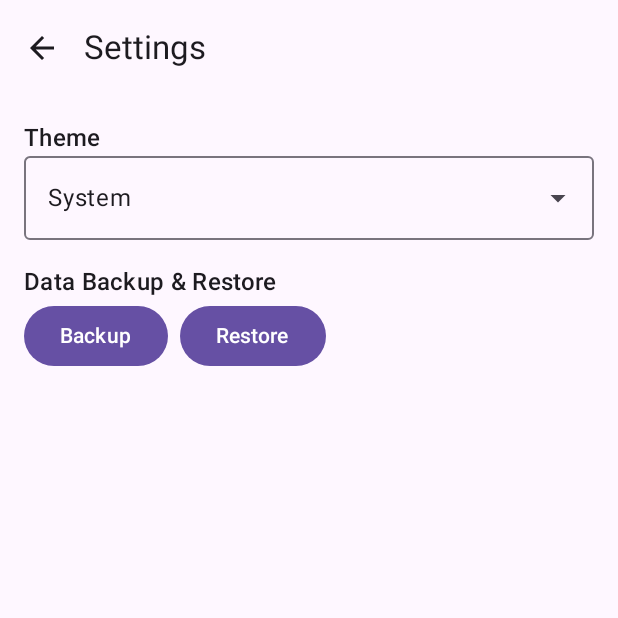
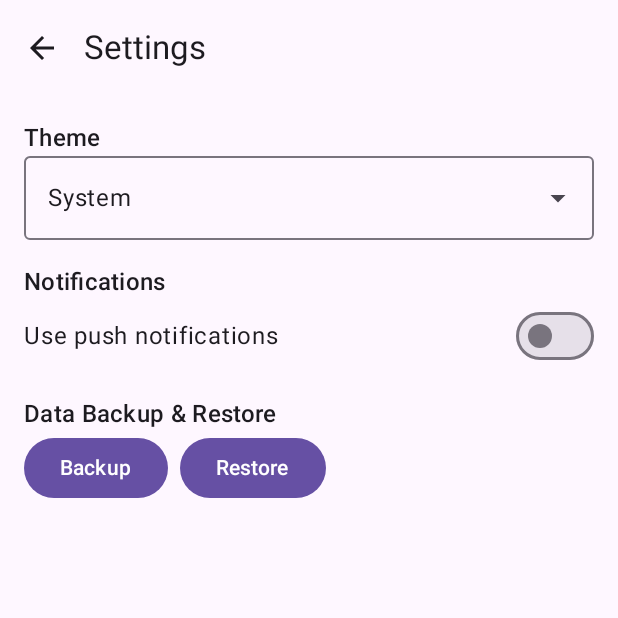
Before and after one commit to parkjangwon/capyCaller, an Android app built with Jetpack Compose: the SettingsScreen screen opened through its navigation route, on a phone screen of 412 x 824 dp, the top half of it. Run offline under Robolectric (Android 15) with nearby library versions, the phone set to English and light mode, and no system bars.

Commit message:
feat: 푸시 알림 사용 여부 설정 추가

```diff
--- a/app/src/main/java/org/parkjw/capycaller/data/UserDataStore.kt
+++ b/app/src/main/java/org/parkjw/capycaller/data/UserDataStore.kt
@@ -3,6 +3,7 @@ package org.parkjw.capycaller.data
 import android.content.Context
 import androidx.datastore.core.DataStore
 import androidx.datastore.preferences.core.Preferences
+import androidx.datastore.preferences.core.booleanPreferencesKey
 import androidx.datastore.preferences.core.edit
 import androidx.datastore.preferences.core.stringPreferencesKey
 import androidx.datastore.preferences.preferencesDataStore
@@ -17,6 +18,7 @@ class UserDataStore(context: Context) {
 
     companion object {
         val THEME_KEY = stringPreferencesKey("theme")
+        val USE_PUSH_NOTIFICATIONS_KEY = booleanPreferencesKey("use_push_notifications")
     }
 
     val getTheme: Flow<String> = dataStore.data.map {
@@ -28,4 +30,14 @@ class UserDataStore(context: Context) {
             it[THEME_KEY] = theme
         }
     }
+
+    val getUsePushNotifications: Flow<Boolean> = dataStore.data.map {
+        it[USE_PUSH_NOTIFICATIONS_KEY] ?: false
+    }
+
+    suspend fun saveUsePushNotifications(usePushNotifications: Boolean) {
+        dataStore.edit {
+            it[USE_PUSH_NOTIFICATIONS_KEY] = usePushNotifications
+        }
+    }
 }
--- a/app/src/main/java/org/parkjw/capycaller/ui/SettingsScreen.kt
+++ b/app/src/main/java/org/parkjw/capycaller/ui/SettingsScreen.kt
@@ -41,6 +41,7 @@ fun SettingsScreen(
             verticalArrangement = Arrangement.spacedBy(16.dp)
         ) {
             ThemeSettings(settingsViewModel)
+            NotificationSettings(settingsViewModel)
             BackupRestoreSettings(onBackupClick, onRestoreClick)
         }
     }
@@ -86,6 +87,26 @@ fun ThemeSettings(viewModel: SettingsViewModel) {
 }
 
 @Composable
+fun NotificationSettings(viewModel: SettingsViewModel) {
+    val usePushNotifications by viewModel.usePushNotifications.collectAsState()
+
+    Column {
+        Text("Notifications", style = MaterialTheme.typography.titleMedium)
+        Row(
+            modifier = Modifier.fillMaxWidth(),
+            verticalAlignment = Alignment.CenterVertically,
+            horizontalArrangement = Arrangement.SpaceBetween
+        ) {
+            Text("Use push notifications")
+            Switch(
+                checked = usePushNotifications,
+                onCheckedChange = { viewModel.setUsePushNotifications(it) }
+            )
+        }
+    }
+}
+
+@Composable
 fun BackupRestoreSettings(onBackupClick: () -> Unit, onRestoreClick: () -> Unit) {
     Column {
         Text("Data Backup & Restore", style = MaterialTheme.typography.titleMedium)
--- a/app/src/main/java/org/parkjw/capycaller/ui/SettingsViewModel.kt
+++ b/app/src/main/java/org/parkjw/capycaller/ui/SettingsViewModel.kt
@@ -24,4 +24,16 @@ class SettingsViewModel(application: Application) : AndroidViewModel(application
             userDataStore.saveTheme(theme)
         }
     }
+
+    val usePushNotifications: StateFlow<Boolean> = userDataStore.getUsePushNotifications.stateIn(
+        scope = viewModelScope,
+        started = SharingStarted.WhileSubscribed(5000),
+        initialValue = false
+    )
+
+    fun setUsePushNotifications(usePushNotifications: Boolean) {
+        viewModelScope.launch {
+            userDataStore.saveUsePushNotifications(usePushNotifications)
+        }
+    }
 }
```
Also changed, not shown: app/src/main/java/org/parkjw/capycaller/TransparentActivity.kt (+14 -1 lines).
